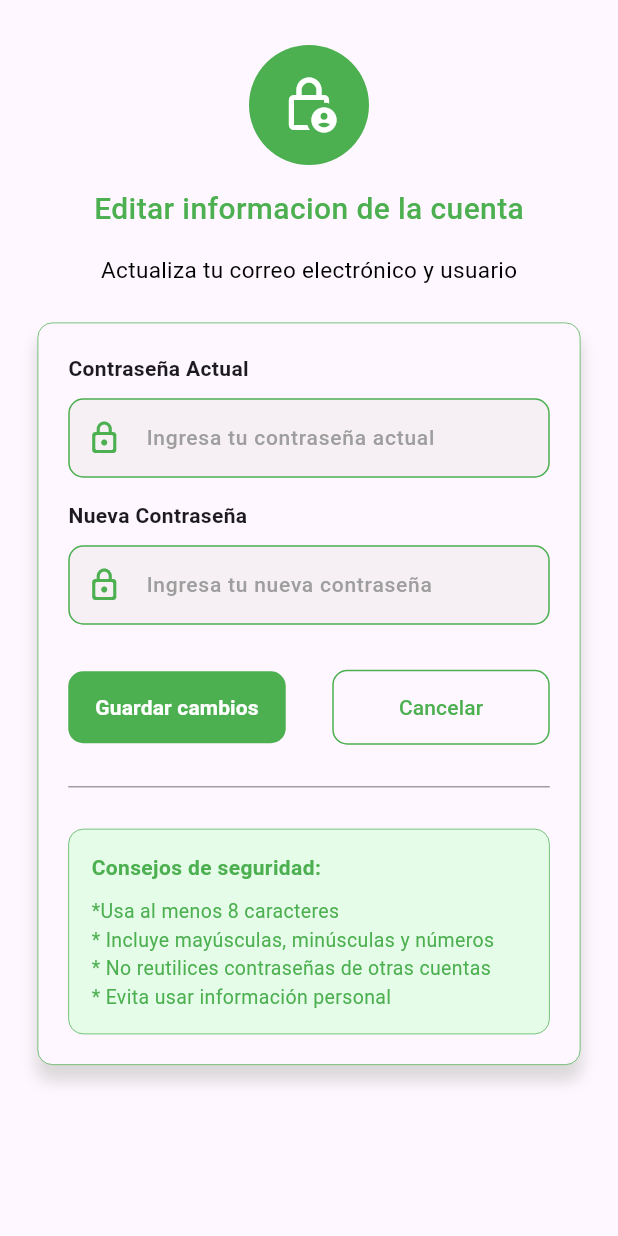
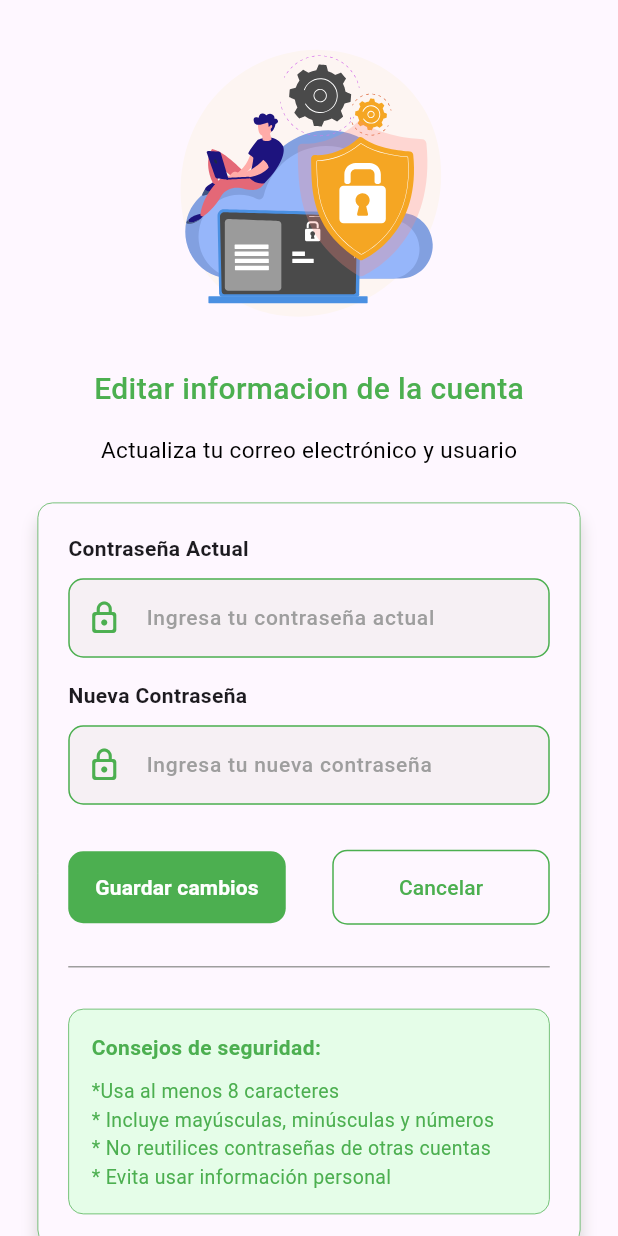
Before and after one commit to kronen9999/mediCare, a Flutter app: the Cuidadorperfilactualizarcontrasenascreen widget shown alone on an empty page, opened directly with empty values, on a phone screen of 412 x 824 dp. Run offline on Flutter 3.47's test engine with Material 3 defaults, Android fonts, the phone set to English and light mode, and no system bars; our stand-ins replace flutter_local_notifications, flutter_svg, google_generative_ai, lottie, numberpicker, shared_preferences and 2 more; missing offline and left inert: flutter_ai_toolkit; accounts and stored records are empty; network calls fail.

Commit message:
Se ha agregado animado al apartado de editar contraseña del cuidador

```diff
--- a/lib/screens/cuidador/perfil/cuidadorperfilactualizarcontrasenascreen.dart
+++ b/lib/screens/cuidador/perfil/cuidadorperfilactualizarcontrasenascreen.dart
@@ -1,4 +1,5 @@
 import 'package:flutter/material.dart';
+import 'package:lottie/lottie.dart';
 import 'package:medicare/models/cuidadores/perfil/cuidadores_perfil_actualizarcontrasena.dart';
 import 'package:medicare/repositories/cuidadores/cuidadores_repository_global.dart';
 
@@ -19,15 +20,21 @@ class Cuidadorperfilactualizarcontrasenascreen extends StatefulWidget {
 }
 
 class _CuidadorperfilactualizarcontrasenascreenState
-    extends State<Cuidadorperfilactualizarcontrasenascreen> {
+    extends State<Cuidadorperfilactualizarcontrasenascreen>
+    with TickerProviderStateMixin {
   TextEditingController contrasenaActualController = TextEditingController();
   TextEditingController nuevaContrasenaController = TextEditingController();
+  late final AnimationController _controller = AnimationController(
+    duration: const Duration(seconds: 5),
+    vsync: this,
+  );
   String? contrasenaA;
   String? contrasenaN;
   @override
   void dispose() {
     contrasenaActualController.dispose();
     nuevaContrasenaController.dispose();
+    _controller.dispose();
     super.dispose();
   }
 
@@ -37,20 +44,21 @@ class _CuidadorperfilactualizarcontrasenascreenState
       child: Column(
         children: [
           Padding(
-            padding: const EdgeInsets.only(top: 30.0),
-            child: Container(
-              decoration: BoxDecoration(
-                color: Colors.green,
-                borderRadius: BorderRadius.circular(50),
-              ),
-              child: Padding(
-                padding: const EdgeInsets.all(20),
-                child: Icon(
-                  Icons.lock_person_outlined,
-                  color: Colors.white,
-                  size: 40,
-                ),
-              ),
+            padding: const EdgeInsets.only(top: 10),
+            child: Lottie.asset(
+              repeat: true,
+              reverse: true,
+              frameRate: FrameRate(60),
+              'assets/images/seguridad.json',
+              controller: _controller,
+              width: 220,
+              height: 220,
+              fit: BoxFit.fill,
+              onLoaded: (composition) {
+                if (mounted) {
+                  _controller.repeat();
+                }
+              },
             ),
           ),
           Padding(
```
